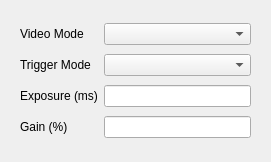
MaxIV-KitsControls/lib-maxiv-maxwidgets, file src/extra_guiqwt/ui/CameraSettingsDialog.ui: the form before one commit.
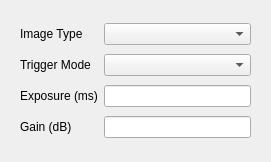
The form after the commit. Custom widgets are drawn as their Qt base class.

Commit message: beamviewer: adapt to server changes - set image type rather than video mode - separate module for guiqwt tools

The edit to the form file:
```diff
--- a/src/extra_guiqwt/ui/CameraSettingsDialog.ui
+++ b/src/extra_guiqwt/ui/CameraSettingsDialog.ui
@@ -20,7 +20,7 @@
       <item row="0" column="0">
        <widget class="QLabel" name="label_3">
         <property name="text">
-         <string>Video Mode</string>
+         <string>Image Type</string>
         </property>
        </widget>
       </item>
@@ -57,7 +57,7 @@
       <item row="3" column="0">
        <widget class="QLabel" name="label_6">
         <property name="text">
-         <string>Gain (%)</string>
+         <string>Gain (dB)</string>
         </property>
        </widget>
       </item>
```
Left out of the diff: 2 changed lines with no effect on the pictures. The commit also changes 3 other files.
